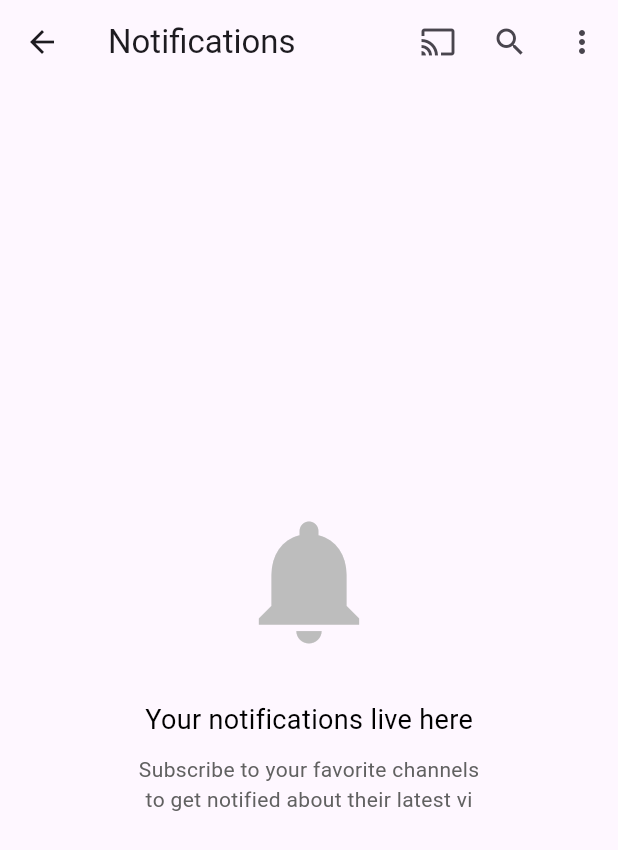
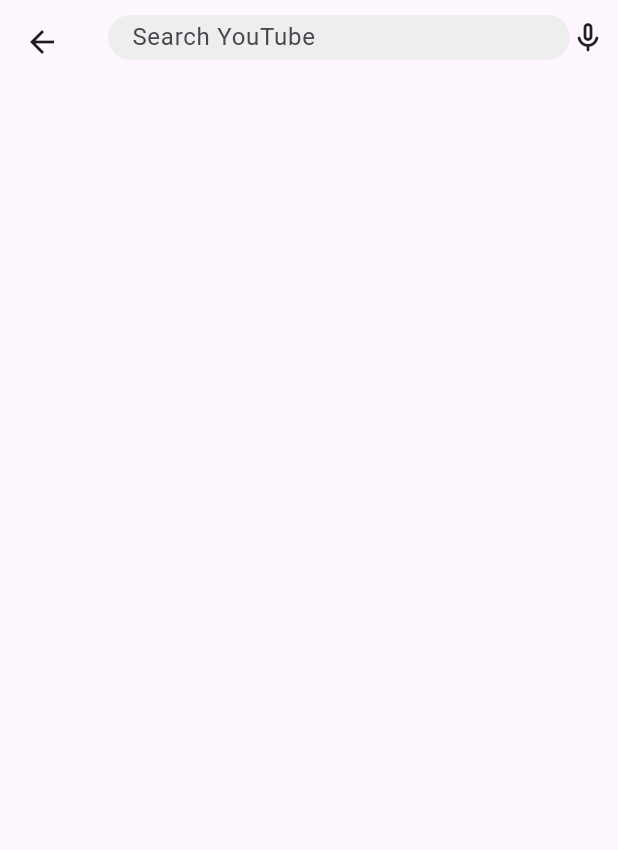
Before and after one commit to 420saqi/Youtube_UI, a Flutter app: the NotificationSection screen opened directly, after a tap on the "search" icon, on a phone screen of 412 x 824 dp. Shown: the top 850 px of the screen. Run offline on Flutter 3.47's test engine with Material 2 defaults, Android fonts, the phone set to English and light mode, and no system bars; our stand-ins replace youtube_player_flutter.

```diff
--- a/lib/appbar.dart
+++ b/lib/appbar.dart
@@ -2,6 +2,7 @@
 import 'package:flutter/material.dart';
 import 'package:youtube/appbar_icons/cast_alert_dialog.dart';
 import 'package:youtube/notifications.dart';
+import 'package:youtube/search_section.dart';
 
 PreferredSizeWidget? showTopAppBar(BuildContext context){
   return AppBar(
@@ -32,8 +33,12 @@ PreferredSizeWidget? showTopAppBar(BuildContext context){
         },
         icon: const Icon(Icons.notifications_none,),
       ),
+
       IconButton(
-        onPressed: () {},
+        onPressed: () {
+          Navigator.push(context, MaterialPageRoute(
+            builder: (context) => SearchSection(),));
+        },
         icon: const Icon(Icons.search,),
       ),
       TextButton(
--- a/lib/notifications.dart
+++ b/lib/notifications.dart
@@ -1,4 +1,5 @@
 import 'package:flutter/material.dart';
+import 'package:youtube/search_section.dart';
 
 import 'appbar_icons/cast_alert_dialog.dart';
 
@@ -14,7 +15,10 @@ class NotificationSection extends StatelessWidget {
           const CastIconOnAppBar(),
 
           IconButton(
-            onPressed: () {},
+            onPressed: () {
+              Navigator.push(context, MaterialPageRoute(
+                builder: (context) => SearchSection(),));
+            },
             icon: const Icon(Icons.search,),
           ),
 
@@ -35,7 +39,7 @@ class NotificationSection extends StatelessWidget {
             color: Colors.grey.shade400,
           size: 100,
           ),
-const SizedBox(height: 30,),
+            const SizedBox(height: 30,),
           const Center(
             child: Text('Your notifications live here',style: TextStyle(
               fontSize: 18,
--- a/lib/search_section.dart
+++ b/lib/search_section.dart
@@ -0,0 +1,39 @@
+import 'package:flutter/material.dart';
+
+class SearchSection extends StatelessWidget {
+
+  @override
+  Widget build(BuildContext context) {
+    return Scaffold(
+      appBar: AppBar(
+        flexibleSpace: FlexibleSpaceBar(
+          title:  Padding(
+            padding: const EdgeInsets.only(top: 10.0,right: 8.0),
+            child: Row(
+            children: [
+              Expanded(
+                child: TextField(
+                  decoration:  InputDecoration(
+                    label: const Text('Search YouTube'),
+                    filled: true,
+focusedBorder: OutlineInputBorder(
+  borderRadius: BorderRadius.circular(20.0),
+  borderSide: BorderSide.none,
+),
+        fillColor: Colors.grey.shade200,
+        border: OutlineInputBorder(
+          borderRadius: BorderRadius.circular(20.0),
+          borderSide: BorderSide.none,
+        ),
+                ),
+                ),
+              ),
+              const Icon((Icons.mic_none_rounded))
+            ],
+    ),
+          ),
+        ),
+      ),
+    );
+  }
+}
```
